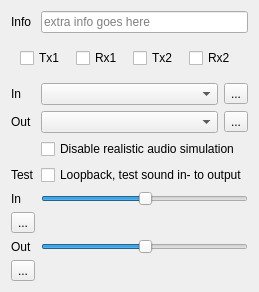
Qt form src/blackgui/components/audiodevicevolumesetupcomponent.ui (swift-project/pilotclient) before a commit.
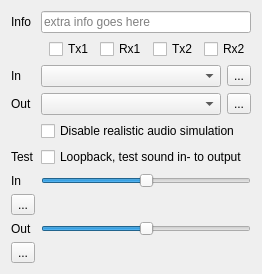
The same form after that commit. Icons and pictures are not drawn. Custom widgets are drawn as their Qt base class.

Commit message: [AFV] Ref T731, added LEDs/text if received on COM1/COM2

Diff of the .ui file:
```diff
--- a/src/blackgui/components/audiodevicevolumesetupcomponent.ui
+++ b/src/blackgui/components/audiodevicevolumesetupcomponent.ui
@@ -6,7 +6,7 @@
    <rect>
     <x>0</x>
     <y>0</y>
-    <width>200</width>
+    <width>243</width>
     <height>267</height>
    </rect>
   </property>
@@ -125,6 +125,43 @@
    <item row="1" column="0" colspan="2">
     <widget class="QFrame" name="fr_TxRec">
      <layout class="QHBoxLayout" name="hl_TxRec">
+      <property name="leftMargin">
+       <number>0</number>
+      </property>
+      <property name="topMargin">
+       <number>0</number>
+      </property>
+      <property name="rightMargin">
+       <number>0</number>
+      </property>
+      <property name="bottomMargin">
+       <number>0</number>
+      </property>
+      <item>
+       <widget class="BlackGui::CLedWidget" name="led_AudioConnected" native="true"/>
+      </item>
+      <item>
+       <widget class="BlackGui::CLedWidget" name="led_Rx1" native="true"/>
+      </item>
+      <item>
+       <widget class="BlackGui::CLedWidget" name="led_Rx2" native="true"/>
+      </item>
+      <item>
+       <spacer name="hs_AudioEffects">
+        <property name="orientation">
+         <enum>Qt::Horizontal</enum>
+        </property>
+        <property name="sizeType">
+         <enum>QSizePolicy::Fixed</enum>
+        </property>
+        <property name="sizeHint" stdset="0">
+         <size>
+          <width>20</width>
+          <height>20</height>
+         </size>
+        </property>
+       </spacer>
+      </item>
       <item>
        <widget class="QCheckBox" name="cb_1Tx">
         <property name="text">
@@ -263,6 +300,12 @@
    <header>blackgui/levelmeter.h</header>
    <container>1</container>
   </customwidget>
+  <customwidget>
+   <class>BlackGui::CLedWidget</class>
+   <extends>QWidget</extends>
+   <header>blackgui/led.h</header>
+   <container>1</container>
+  </customwidget>
  </customwidgets>
  <tabstops>
   <tabstop>le_Info</tabstop>
```
Left out of the diff: 16 changed lines with no effect on the pictures. The commit also changes 2 other files.
